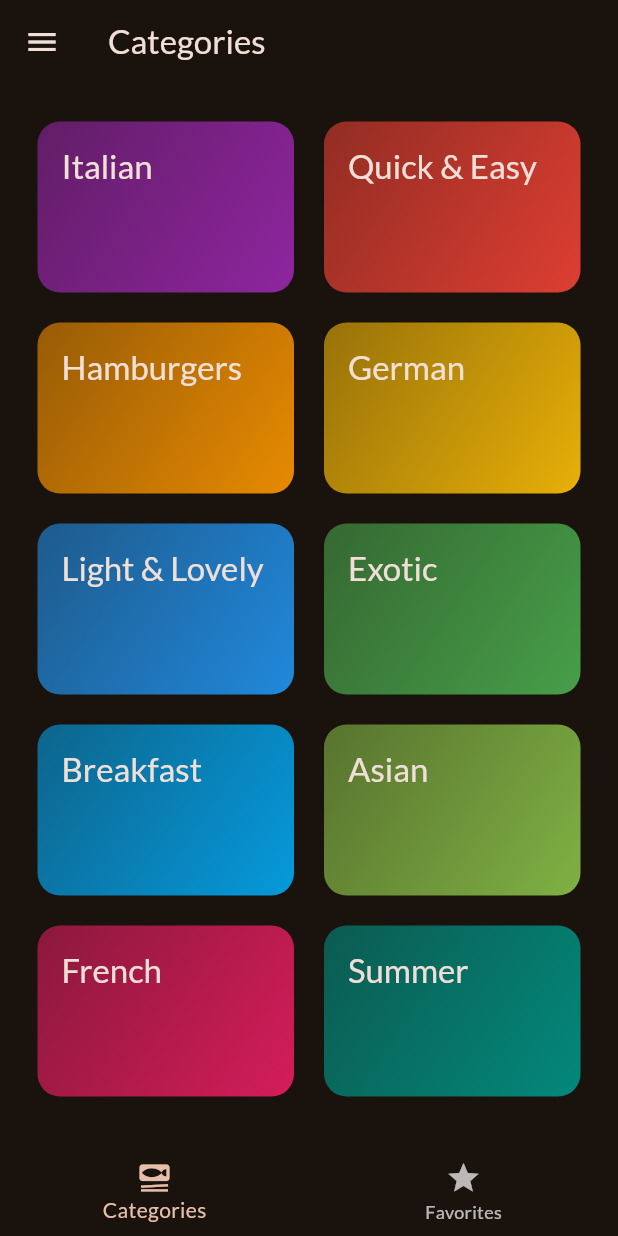
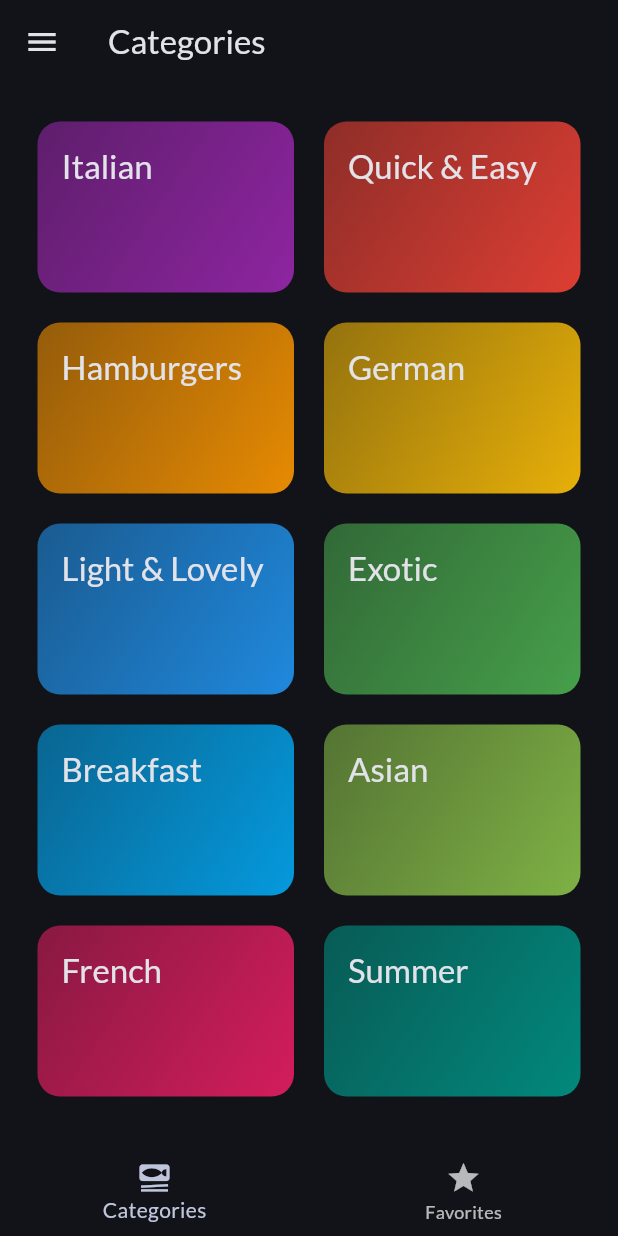
Before and after one commit to domkerenyi/meals_app, a Flutter app: the screen it shows after launch, on a phone screen of 412 x 824 dp. Run offline on Flutter 3.47's test engine with Material 3 defaults, Android fonts, the phone set to English and light mode, and no system bars; our stand-ins replace flutter_riverpod, google_fonts, transparent_image.

Commit message:
Initial commit

```diff
--- a/lib/main.dart
+++ b/lib/main.dart
@@ -7,7 +7,7 @@ final theme = ThemeData(
   useMaterial3: true,
   colorScheme: ColorScheme.fromSeed(
     brightness: Brightness.dark,
-    seedColor: const Color.fromARGB(255, 131, 57, 0),
+    seedColor: const Color.fromARGB(255, 0, 57, 131),
   ),
   textTheme: GoogleFonts.latoTextTheme(),
 );
--- /dev/null
+++ b/lib/providers/meals_provider.dart
@@ -0,0 +1,3 @@
+import 'package:flutter_riverpod/flutter_riverpod.dart';
+
+final mealsProvider = Provider(); // we plan to provide our meals data here
--- a/pubspec.yaml
+++ b/pubspec.yaml
@@ -36,6 +36,7 @@ dependencies:
   cupertino_icons: ^1.0.8
   google_fonts: ^6.2.1
   transparent_image: ^2.0.1
+  flutter_riverpod: ^2.6.1
 
 dev_dependencies:
   flutter_test:
```
Also changed, not shown: pubspec.lock.
